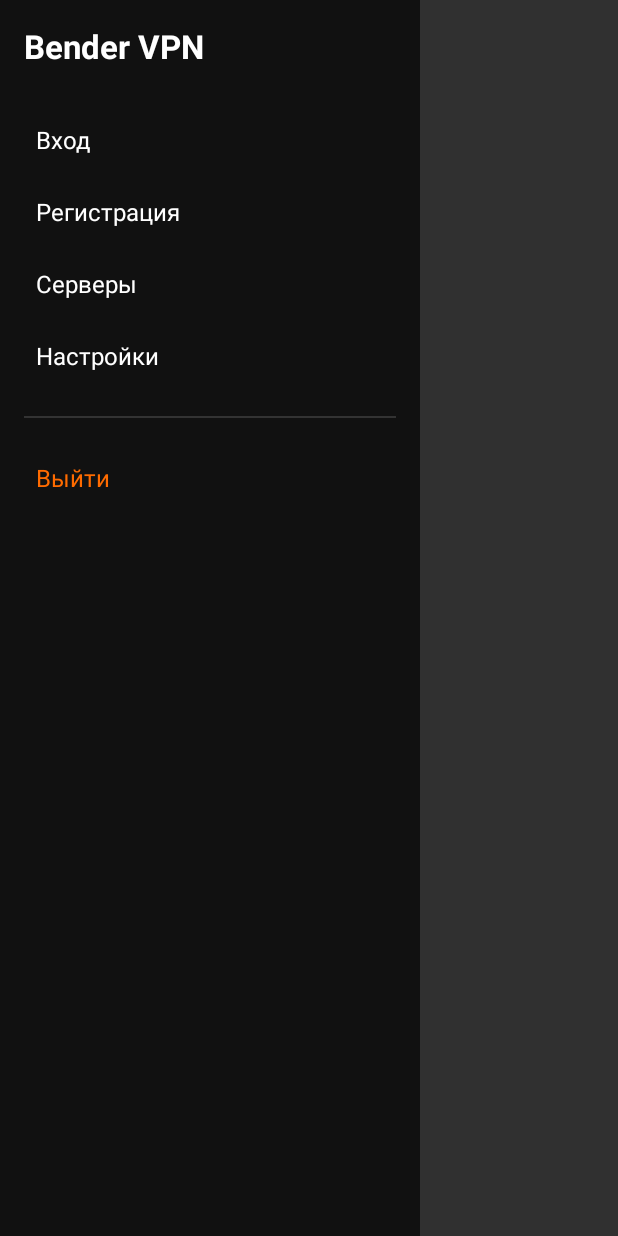
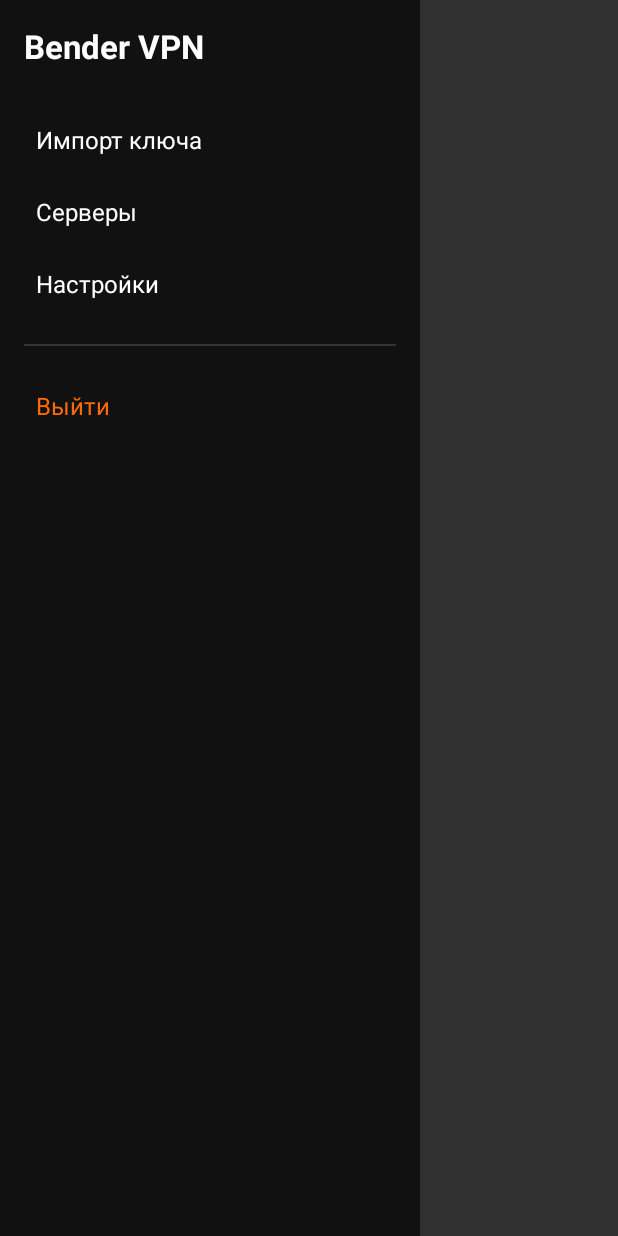
Before and after one commit to Bahytbaek2314/bender-vpn, an Android app: the MenuActivity screen opened directly, with no data from a screen before it, on a phone screen of 412 x 824 dp. Run offline under Robolectric (Android 15) with nearby library versions, the phone set to English and light mode, and no system bars.

Commit message:
Add import key menu item

```diff
--- a/app/src/main/java/com/example/bendervpn/MenuActivity.kt
+++ b/app/src/main/java/com/example/bendervpn/MenuActivity.kt
@@ -11,11 +11,8 @@ class MenuActivity : AppCompatActivity() {
         super.onCreate(savedInstanceState)
         setContentView(R.layout.activity_menu)
 
-        findViewById<TextView>(R.id.loginBtn).setOnClickListener {
-            startActivity(Intent(this, LoginActivity::class.java))
-        }
-        findViewById<TextView>(R.id.registerBtn).setOnClickListener {
-            Toast.makeText(this, "Регистрация", Toast.LENGTH_SHORT).show()
+        findViewById<TextView>(R.id.importKeyBtn).setOnClickListener {
+            Toast.makeText(this, "Импорт ключа", Toast.LENGTH_SHORT).show()
         }
         findViewById<TextView>(R.id.serversBtn).setOnClickListener {
             startActivity(Intent(this, ServerListActivity::class.java))
--- a/app/src/main/res/layout/activity_menu.xml
+++ b/app/src/main/res/layout/activity_menu.xml
@@ -21,21 +21,11 @@
             android:layout_marginBottom="24dp" />
 
         <TextView
-            android:id="@+id/loginBtn"
+            android:id="@+id/importKeyBtn"
             android:layout_width="match_parent"
             android:layout_height="48dp"
             android:gravity="center_vertical"
-            android:text="Вход"
-            android:textColor="#FFFFFF"
-            android:textSize="16sp"
-            android:paddingStart="8dp" />
-
-        <TextView
-            android:id="@+id/registerBtn"
-            android:layout_width="match_parent"
-            android:layout_height="48dp"
-            android:gravity="center_vertical"
-            android:text="Регистрация"
+            android:text="Импорт ключа"
             android:textColor="#FFFFFF"
             android:textSize="16sp"
             android:paddingStart="8dp" />
```
